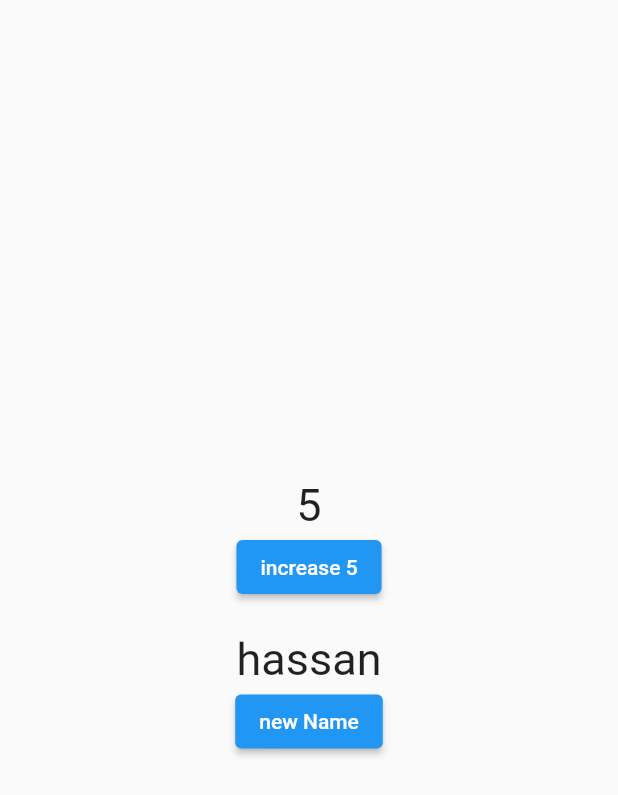
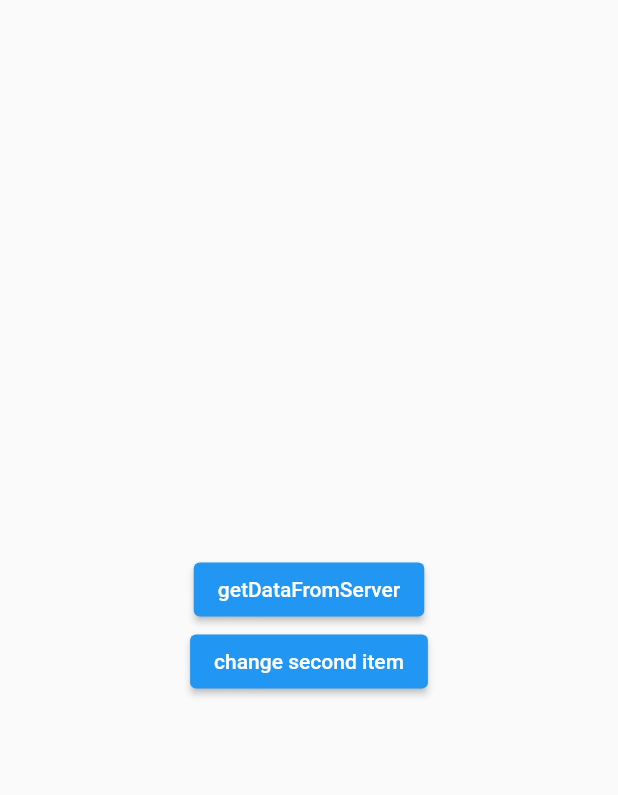
Before and after one commit to mosayeb-masoumi/Cubit_examples, a Flutter app: the screen it shows after launch, on a phone screen of 412 x 824 dp. Shown: the top 795 px of the screen. Run offline on Flutter 3.47's test engine with Material 2 defaults, Android fonts, the phone set to English and light mode, and no system bars; our stand-ins replace bloc, flutter_bloc, get_it.

Commit message:
change state of a bloc from other blocs

```diff
--- /dev/null
+++ b/lib/all_in_one/all_in_one.dart
@@ -0,0 +1,109 @@
+
+import 'package:cubit_test/all_in_one/counter_new_bloc/counter_new_cubit.dart';
+import 'package:cubit_test/all_in_one/model/user_model.dart';
+import 'package:cubit_test/all_in_one/server_bloc/server_cubit.dart';
+import 'package:flutter/material.dart';
+import 'package:flutter_bloc/flutter_bloc.dart';
+
+import 'package:cubit_test/locator.dart';
+
+class AllInOnePage extends StatelessWidget {const AllInOnePage({Key? key}) : super(key: key);
+
+  @override
+  Widget build(BuildContext context) {
+    return  MultiBlocProvider(
+          providers: [
+            BlocProvider(create: (context) => ServerCubit(locator())),
+            BlocProvider(create: (context) => CounterNewCubit()),
+          ],
+          child: IallInOnePage(),
+    );
+  }
+}
+
+
+
+
+
+class IallInOnePage extends StatelessWidget  {
+
+  List<UserModel> globalUserList = [];
+
+  @override
+  Widget build(BuildContext context) {
+    Size size = MediaQuery.of(context).size;
+   return Scaffold(
+     body: Container(
+       width: size.width,
+       height: size.height,
+
+       child: Column(
+         mainAxisAlignment: MainAxisAlignment.center,
+         crossAxisAlignment: CrossAxisAlignment.center,
+         children: [
+
+           BlocConsumer<ServerCubit , ServerState>(
+               listener: (context , state){
+                 // if(state is ServerLoading){
+                 //   var a = 5;
+                 // }else if(state is ServerLoaded){
+                 //   var a = 5;
+                 // }
+
+                 if(state is ServerListLoaded){
+                   globalUserList = state.list;
+                 }
+
+               },
+               builder: (context , state){
+
+                 return Column(
+                   children: [
+                     // if(state is ServerLoading)
+                     //   Container(color:Colors.red ,width: size.width, height: 50, child: Center(child: CircularProgressIndicator(color: Colors.white,),)),
+                     // if(state is ServerLoaded)
+                     //   Container(color:Colors.red ,width:size.width, height: 50, child: Center(child: Text(state.myModel.title , style:TextStyle(color:Colors.white)),),),
+
+                     SizedBox(height: 10,),
+
+                     if(state is ServerListLoading)
+                       Container(color:Colors.green ,width: size.width, height: 50, child: Center(child: CircularProgressIndicator(color: Colors.blue,),),),
+                     if(state is ServerListLoaded)
+                       Container(color:Colors.blueGrey ,width:size.width, height: 200,
+                         child: ListView.builder(
+                             itemCount: state.list.length,
+                             itemBuilder: (context , index){
+                               return
+                                 GestureDetector(
+                                   onLongPress: (){
+                                     context.read<ServerCubit>().toggleDataSelected(state.list , index);
+                                   },
+                                    child: Container(
+                                      margin: EdgeInsets.all(5),
+                                      color: state.list[index].selected?Colors.green:Colors.red ,
+                                      width: size.width, height: 50, child: Center(child: Text(state.list[index].name , style: TextStyle(color:Colors.white),),),));
+                             }),)
+                   ],
+                 );
+
+               },),
+
+
+           ElevatedButton(onPressed: (){
+             context.read<ServerCubit>().getList();
+             // context.read<ServerCubit>().getData();
+           }, child: Text("getDataFromServer")),
+
+
+
+           ElevatedButton(onPressed: (){
+             context.read<ServerCubit>().changeNameSecondItem(globalUserList, 1);
+           }, child: Text("change second item")),
+
+
+         ],
+       ),
+     )
+   );
+  }
+}
--- /dev/null
+++ b/lib/all_in_one/counter_new_bloc/counter_new_cubit.dart
@@ -0,0 +1,16 @@
+import 'package:bloc/bloc.dart';
+
+part 'counter_new_state.dart';
+
+class CounterNewCubit extends Cubit<CounterNewState> {
+  CounterNewCubit() : super(CounterNewState(counterValue: 0,increment: false));
+
+  void increment(){
+   emit(CounterNewState(counterValue: state.counterValue+1, increment: true));
+  }
+
+  void decrement(){
+    emit(CounterNewState(counterValue: state.counterValue-1, increment: false));
+  }
+
+}
--- /dev/null
+++ b/lib/all_in_one/counter_new_bloc/counter_new_state.dart
@@ -0,0 +1,8 @@
+part of 'counter_new_cubit.dart';
+
+class CounterNewState {
+  int counterValue;
+  bool increment ;
+
+  CounterNewState({required this.counterValue, required this.increment});
+}
--- /dev/null
+++ b/lib/all_in_one/model/user_model.dart
@@ -0,0 +1,6 @@
+class UserModel{
+  String name;
+  bool selected;
+
+  UserModel({required this.name, required this.selected});
+}
--- /dev/null
+++ b/lib/all_in_one/server_bloc/server_state.dart
@@ -0,0 +1,101 @@
+part of 'server_cubit.dart';
+
+@immutable
+abstract class ServerState {
+  const ServerState();
+}
+
+class ServerInitial extends ServerState {
+  const ServerInitial();
+}
+
+class ServerLoading extends ServerState {
+  const ServerLoading();
+}
+
+
+class ServerLoaded extends ServerState {
+  final MyModel myModel;
+  const ServerLoaded(this.myModel);
+
+  @override
+  bool operator ==(Object other) =>
+      identical(this, other) ||
+      other is ServerLoaded &&
+          runtimeType == other.runtimeType &&
+          myModel == other.myModel;
+
+  @override
+  int get hashCode => myModel.hashCode;
+}
+
+
+class ServerError extends ServerState {
+
+  final String error;
+
+  const ServerError(this.error);
+
+  @override
+  bool operator ==(Object other) =>
+      identical(this, other) ||
+      other is ServerError &&
+          runtimeType == other.runtimeType &&
+          error == other.error;
+
+  @override
+  int get hashCode => error.hashCode;
+
+// @override
+  // List<Object> get props => [error];
+}
+
+
+
+
+
+
+//////////////////////////////////////////////////////////////////////////////////////
+
+// to get list
+
+class ServerListLoading extends ServerState {
+  const ServerListLoading();
+}
+
+
+class ServerListLoaded extends ServerState {
+  final List<UserModel> list;
+  const ServerListLoaded(this.list);
+
+  @override
+  bool operator ==(Object other) =>
+      identical(this, other) ||
+      other is ServerListLoaded &&
+          runtimeType == other.runtimeType &&
+          list == other.list;
+
+  @override
+  int get hashCode => list.hashCode;
+}
+
+
+class ServerListError extends ServerState {
+
+  final String error;
+
+  const ServerListError(this.error);
+
+  @override
+  bool operator ==(Object other) =>
+      identical(this, other) ||
+          other is ServerError &&
+              runtimeType == other.runtimeType &&
+              error == other.error;
+
+  @override
+  int get hashCode => error.hashCode;
+
+// @override
+// List<Object> get props => [error];
+}
--- a/lib/main.dart
+++ b/lib/main.dart
@@ -1,4 +1,5 @@
 
+import 'package:cubit_test/all_in_one/all_in_one.dart';
 import 'package:cubit_test/button_loading/button_loading_example.dart';
 import 'package:cubit_test/counter/counter_example.dart';
 import 'package:cubit_test/get_data_from_server/get_data_from_server_page.dart';
@@ -24,9 +25,10 @@ class MyApp extends StatelessWidget {
         primarySwatch: Colors.blue,
       ),
       // home: CounterExample(),
-      home: MultiProviderPage(),
+      // home: MultiProviderPage(),
       // home: DataServerPage(),
       // home: ButtonLoadingExample(),
+      home: AllInOnePage(),
     );
   }
 }
```
Also changed, not shown: lib/all_in_one/my_repository.dart (added, +28 -0 lines), lib/all_in_one/server_bloc/server_cubit.dart (added, +49 -0 lines), lib/locator.dart (+11 -0 lines).
